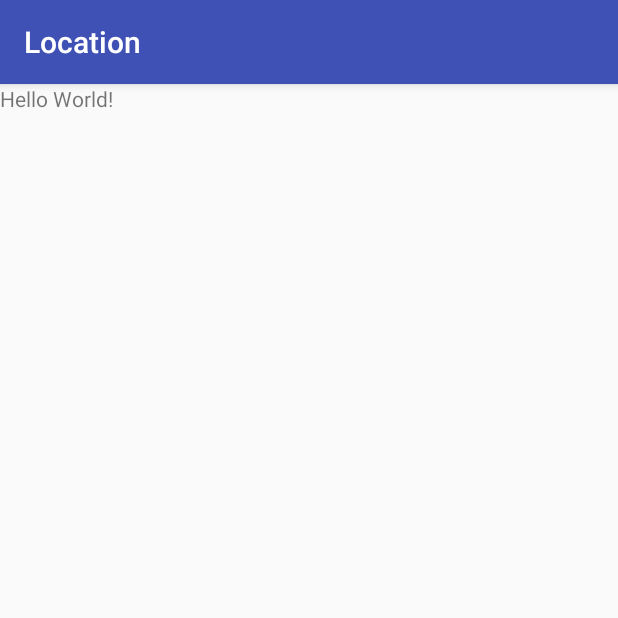
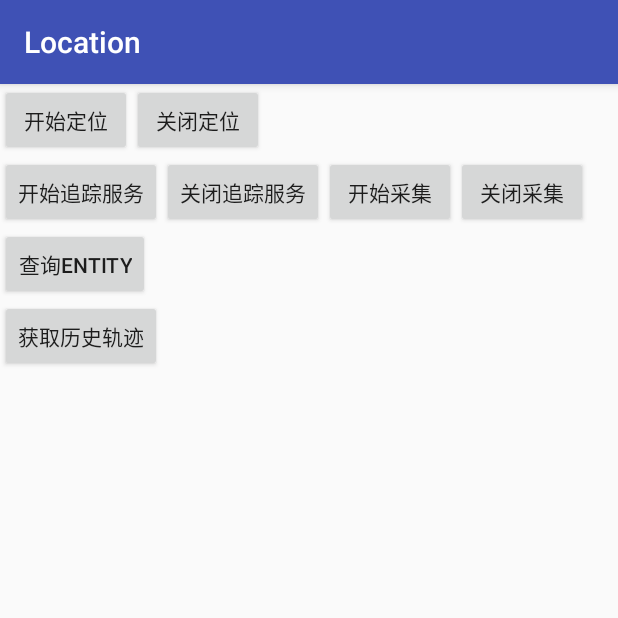
Before and after one commit to like5188/Location, an Android app: the screen it shows after launch (MainActivity), on a phone screen of 412 x 824 dp, the top half of it. Run offline under Robolectric (Android 15) with nearby library versions, the phone set to English and light mode, and no system bars; 3 statements that could not run were skipped.

Commit message:
集成百度鹰眼追踪功能

```diff
--- a/build.gradle
+++ b/build.gradle
@@ -1,14 +1,13 @@
 // Top-level build file where you can add configuration options common to all sub-projects/modules.
 
 buildscript {
-    ext.kotlin_version = '1.1.3-2'
+    ext.kotlin_version = '1.2.10'
     repositories {
         jcenter()
     }
     dependencies {
-        classpath 'com.android.tools.build:gradle:2.3.3'
+        classpath 'com.android.tools.build:gradle:3.0.1'
         classpath 'com.github.dcendents:android-maven-gradle-plugin:1.5'// 上传jitPack
-        classpath 'me.tatarka:gradle-retrolambda:3.3.0-beta4'
         classpath "org.jetbrains.kotlin:kotlin-gradle-plugin:$kotlin_version"
 
         // NOTE: Do not place your application dependencies here; they belong
--- a/location/src/main/java/com/like/location/LocationUtils.java
+++ b/location/src/main/java/com/like/location/LocationUtils.java
@@ -7,7 +7,7 @@ import com.baidu.location.LocationClient;
 import com.baidu.location.LocationClientOption;
 
 /**
- * 百度地图定位工具类
+ * 定位自己位置的工具类
  * <p>
  * {Manifest.permission.READ_PHONE_STATE, Manifest.permission.ACCESS_COARSE_LOCATION, Manifest.permission.WRITE_EXTERNAL_STORAGE}
  */
--- a/sample/build.gradle
+++ b/sample/build.gradle
@@ -1,11 +1,9 @@
 apply plugin: 'com.android.application'
-apply plugin: 'me.tatarka.retrolambda'
 apply plugin: 'kotlin-android'
 apply plugin: 'kotlin-kapt'
 
 android {
     compileSdkVersion 26
-    buildToolsVersion "26.0.1"
 
     defaultConfig {
         applicationId "com.like.location.sample"
--- a/sample/src/main/res/layout/activity_main.xml
+++ b/sample/src/main/res/layout/activity_main.xml
@@ -1,11 +1,66 @@
 <?xml version="1.0" encoding="utf-8"?>
 <LinearLayout xmlns:android="http://schemas.android.com/apk/res/android"
     android:layout_width="match_parent"
-    android:layout_height="match_parent">
+    android:layout_height="match_parent"
+    android:orientation="vertical">
 
-    <TextView
+    <LinearLayout
+        android:layout_width="match_parent"
+        android:layout_height="wrap_content">
+
+        <Button
+            android:layout_width="wrap_content"
+            android:layout_height="wrap_content"
+            android:onClick="startLocation"
+            android:text="开始定位" />
+
+        <Button
+            android:layout_width="wrap_content"
+            android:layout_height="wrap_content"
+            android:onClick="stopLocation"
+            android:text="关闭定位" />
+    </LinearLayout>
+
+    <LinearLayout
+        android:layout_width="match_parent"
+        android:layout_height="wrap_content">
+
+        <Button
+            android:layout_width="wrap_content"
+            android:layout_height="wrap_content"
+            android:onClick="startTrack"
+            android:text="开始追踪服务" />
+
+        <Button
+            android:layout_width="wrap_content"
+            android:layout_height="wrap_content"
+            android:onClick="stopTrack"
+            android:text="关闭追踪服务" />
+
+        <Button
+            android:layout_width="wrap_content"
+            android:layout_height="wrap_content"
+            android:onClick="startGather"
+            android:text="开始采集" />
+
+        <Button
+            android:layout_width="wrap_content"
+            android:layout_height="wrap_content"
+            android:onClick="stopGather"
+            android:text="关闭采集" />
+
+    </LinearLayout>
+
+    <Button
         android:layout_width="wrap_content"
         android:layout_height="wrap_content"
-        android:text="Hello World!" />
+        android:onClick="queryEntityList"
+        android:text="查询Entity" />
+
+    <Button
+        android:layout_width="wrap_content"
+        android:layout_height="wrap_content"
+        android:onClick="queryHistoryTrack"
+        android:text="获取历史轨迹" />
 
 </LinearLayout>
```
Also changed, not shown: location/build.gradle (+7 -9 lines), location/src/main/AndroidManifest.xml (+10 -0 lines), location/src/main/java/com/like/location/TraceUtils.kt (added, +135 -0 lines), sample/src/main/java/com/like/location/sample/MainActivity.java (+50 -0 lines), gradle/wrapper/gradle-wrapper.properties, location/libs/BaiduTraceSDK_v3_0_7.jar (added), location/libs/bos-android-sdk-1.0.3.jar (added), 1 other file.
